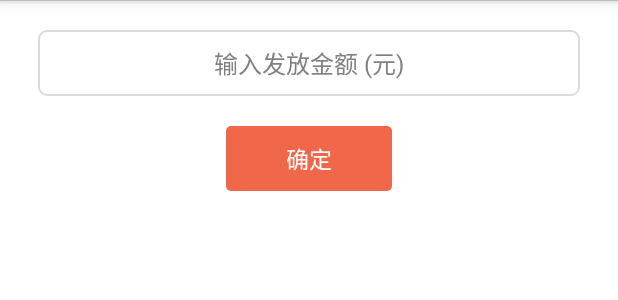
After one commit to beyondbox/DingDang, an Android app: the layout dialog_give_money.xml on its own in the app's theme, with its tools: preview values and no code run, on a phone screen of 412 x 824 dp. The commit adds this screen. Shown: the top 300 px of the screen. Run offline under Robolectric (Android 15) with nearby library versions, the phone set to English and light mode, and no system bars.

Commit message:
give out money

```diff
--- /dev/null
+++ b/app/src/main/res/layout/dialog_give_money.xml
@@ -0,0 +1,42 @@
+<?xml version="1.0" encoding="utf-8"?>
+<LinearLayout xmlns:android="http://schemas.android.com/apk/res/android"
+              android:orientation="vertical"
+              android:background="@android:color/white"
+              android:paddingLeft="25dp"
+              android:paddingRight="25dp"
+              android:layout_width="match_parent"
+              android:layout_height="match_parent">
+
+    <EditText
+        android:id="@+id/txtMoney"
+        android:layout_width="match_parent"
+        android:layout_height="wrap_content"
+        android:background="@drawable/shp_login_input_bg"
+        android:layout_marginTop="20dp"
+        android:paddingTop="10dp"
+        android:paddingBottom="10dp"
+        android:gravity="center_horizontal"
+        android:inputType="number"
+        android:hint="输入发放金额 (元)"
+        android:text=""
+        android:textColor="@color/titleBarRed"
+        android:textSize="16sp"/>
+
+    <TextView
+        android:id="@+id/txtConfirm"
+        android:layout_width="wrap_content"
+        android:layout_height="wrap_content"
+        android:gravity="center"
+        android:layout_gravity="center_horizontal"
+        android:layout_marginTop="20dp"
+        android:layout_marginBottom="15dp"
+        android:paddingLeft="40dp"
+        android:paddingRight="40dp"
+        android:paddingTop="10dp"
+        android:paddingBottom="10dp"
+        android:background="@drawable/slt_show_all_bg"
+        android:text="确定"
+        android:textColor="@android:color/white"
+        android:textSize="15sp"/>
+
+</LinearLayout>
```
Also changed, not shown: app/src/main/java/com/zlkj/dingdangwuyou/activity/ChooseReceiverActivity.java (+26 -0 lines), app/src/main/java/com/zlkj/dingdangwuyou/adapter/ReceiverAdapter.java (+15 -4 lines), app/src/main/res/layout/item_list_choose_receiver.xml (+32 -8 lines).
